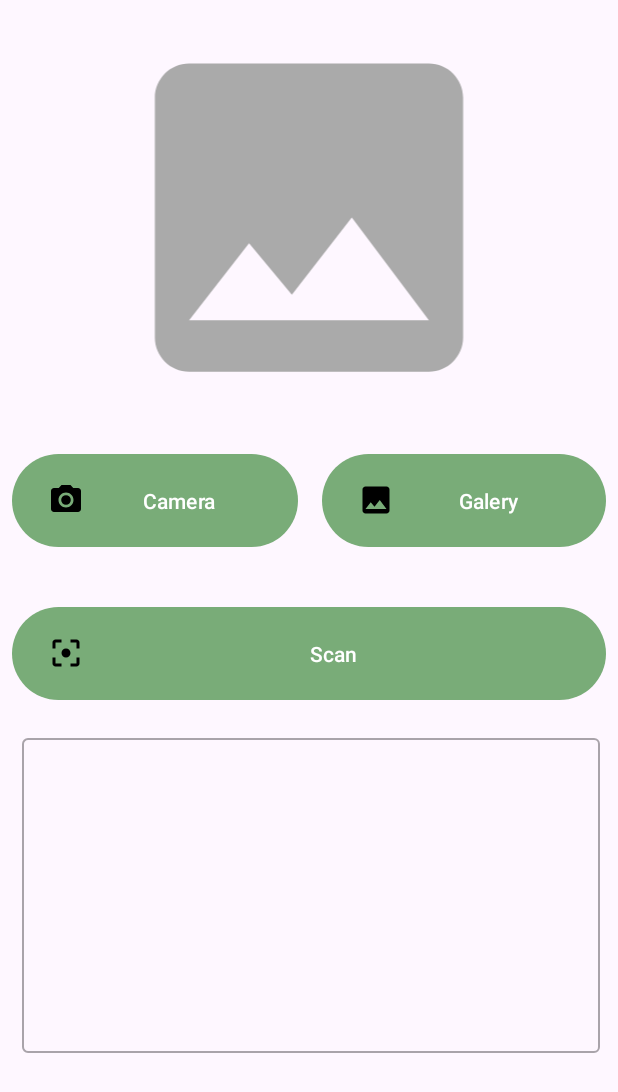
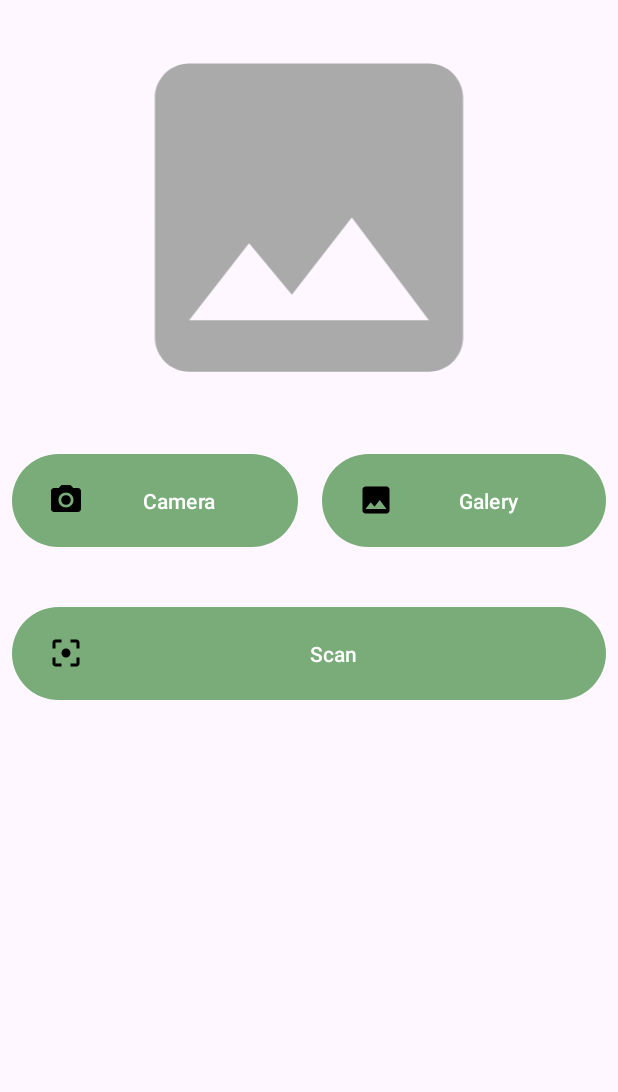
Before and after one commit to VeggieHealth/Mobile-Project, an Android app: the CameraActivity screen opened directly, with no data from a screen before it, on a phone screen of 412 x 824 dp. Shown: the top 1092 px of the screen. Run offline under Robolectric (Android 15) with nearby library versions, the phone set to English and light mode, and no system bars; pictures from the network do not load.

Commit message:
Almost Finish

```diff
--- a/app/src/main/java/com/example/veggiehealth/ui/list/VeggieListActivity.kt
+++ b/app/src/main/java/com/example/veggiehealth/ui/list/VeggieListActivity.kt
@@ -31,6 +31,7 @@ class VeggieListActivity : AppCompatActivity() {
 
         binding.btnBack.setOnClickListener {
             val intent = Intent(this,MainActivity::class.java)
+            intent.flags = Intent.FLAG_ACTIVITY_CLEAR_TASK or Intent.FLAG_ACTIVITY_NEW_TASK
             startActivity(intent)
         }
 
--- a/app/src/main/res/layout/activity_camera.xml
+++ b/app/src/main/res/layout/activity_camera.xml
@@ -89,35 +89,6 @@
             android:orientation="horizontal"
             app:layout_constraintGuide_begin="385dp" />
 
-        <com.google.android.material.textfield.TextInputLayout
-            android:id="@+id/descTextLayout"
-            style="@style/Widget.MaterialComponents.TextInputLayout.OutlinedBox"
-            android:layout_width="385dp"
-            android:layout_height="215dp"
-            android:layout_marginStart="32dp"
-            android:layout_marginTop="16dp"
-            android:layout_marginEnd="32dp"
-            android:layout_marginBottom="16dp"
-            app:layout_constraintBottom_toBottomOf="parent"
-            app:layout_constraintEnd_toEndOf="parent"
-            app:layout_constraintHorizontal_bias="0.466"
-            app:layout_constraintStart_toStartOf="parent"
-            app:layout_constraintTop_toBottomOf="@+id/btnScan"
-            app:layout_constraintVertical_bias="0.136">
-
-            <com.google.android.material.textfield.TextInputEditText
-                android:id="@+id/descEditText"
-                android:layout_width="match_parent"
-                android:layout_height="match_parent"
-                android:ems="10"
-                android:gravity="start|top"
-                android:inputType="text"
-                tools:ignore="SpeakableTextPresentCheck"
-                android:enabled="false"/>
-
-        </com.google.android.material.textfield.TextInputLayout>
-
-
         <ProgressBar
             android:id="@+id/progressBar"
             style="?android:attr/progressBarStyle"
```
Also changed, not shown: app/src/main/java/com/example/veggiehealth/data/remote/response/PredictionResponse.kt (+37 -1 lines), app/src/main/java/com/example/veggiehealth/ui/camera/CameraActivity.kt (+14 -2 lines).
